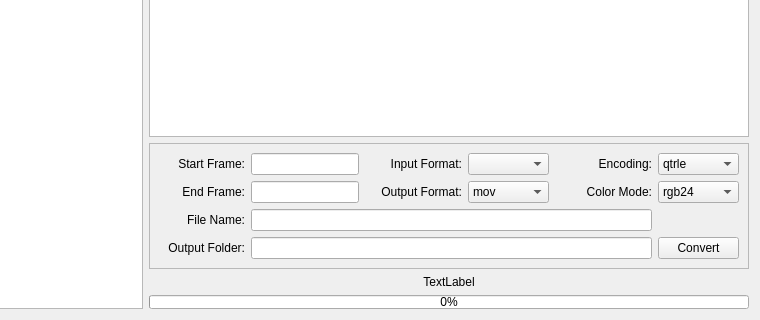
sanath111/FileConverter, file uiFiles/file_converter.ui: the form before one commit; both pictures show x 124 to 884 and y 292 to 612 of the 884 by 612 pixel window.
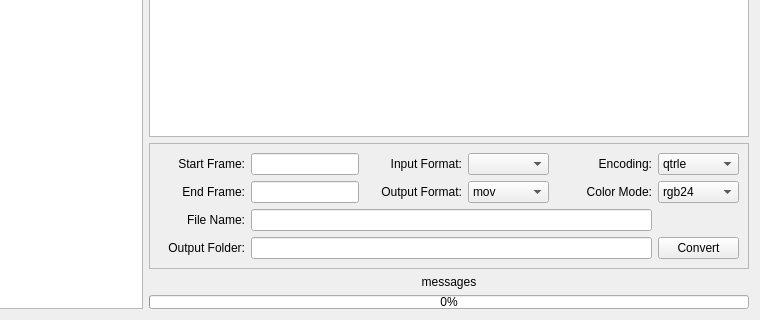
The form after the commit.

Diff of the .ui file:
```diff
--- a/uiFiles/file_converter.ui
+++ b/uiFiles/file_converter.ui
@@ -393,8 +393,14 @@
    </item>
    <item row="3" column="1">
     <widget class="QLabel" name="messages">
+     <property name="font">
+      <font/>
+     </property>
+     <property name="styleSheet">
+      <string notr="true"/>
+     </property>
      <property name="text">
-      <string>TextLabel</string>
+      <string>messages</string>
      </property>
      <property name="alignment">
       <set>Qt::AlignCenter</set>
```
